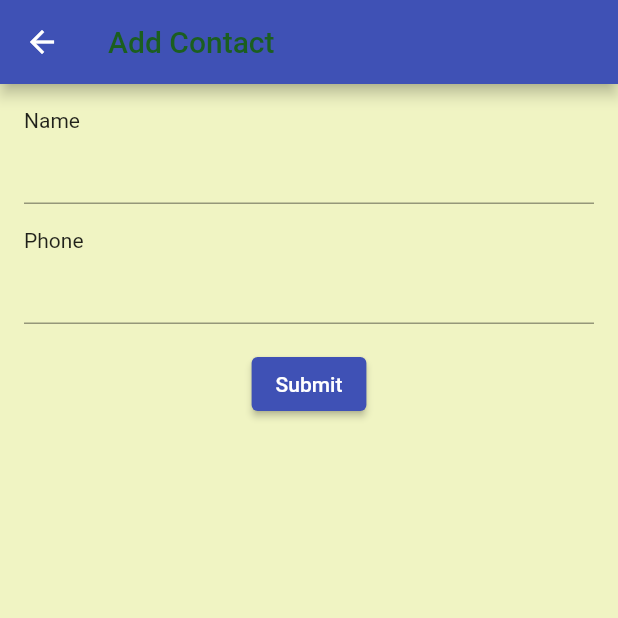
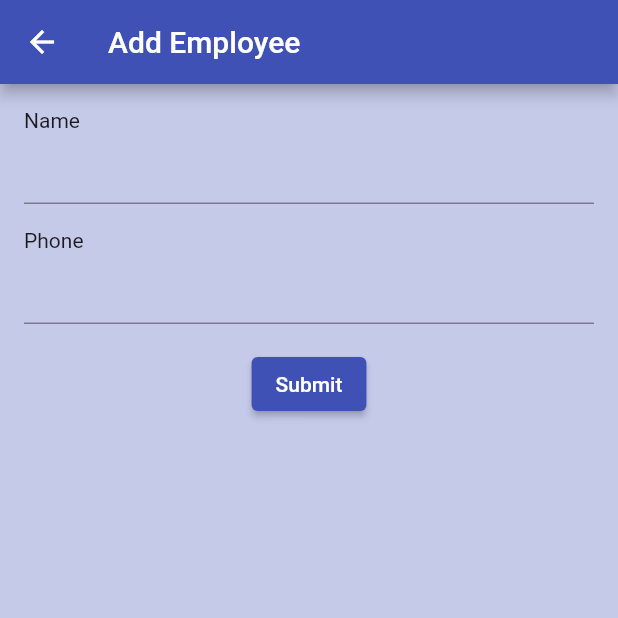
Before and after one commit to MSavioti/Estudo-SQLite, a Flutter app: the AddEmployeePage screen opened directly, on a phone screen of 412 x 824 dp, the top half of it. Run offline on Flutter 3.47's test engine with Material 2 defaults, Android fonts, the phone set to English and light mode, and no system bars; our stand-ins replace sqflite; accounts and stored records are empty.

Commit message:
adicionando pagina do form e setando rotas

```diff
--- a/lib/app/pages/addEmployee/add_employee_page.dart
+++ b/lib/app/pages/addEmployee/add_employee_page.dart
@@ -6,13 +6,9 @@ class AddEmployeePage extends StatelessWidget {
   Widget build(BuildContext context) {
     return Scaffold(
       resizeToAvoidBottomInset: false,
-      backgroundColor: Colors.lime[100],
       appBar: AppBar(
         title: Text(
-          'Add Contact',
-          style: TextStyle(
-            color: Colors.green[900],
-          ),
+          'Add Employee',
         ),
       ),
       body: Center(
--- a/lib/app/pages/home/home_page.dart
+++ b/lib/app/pages/home/home_page.dart
@@ -1,21 +1,18 @@
 import 'package:estudo_sqlite/app/pages/home/widgets/employee_list_view.dart';
-import 'package:estudo_sqlite/services/sqlite_service.dart';
 import 'package:flutter/material.dart';
 
 class HomePage extends StatelessWidget {
-  final SqliteService _sqliteService = SqliteService();
   @override
   Widget build(BuildContext context) {
     return Scaffold(
       appBar: AppBar(
         title: Text('SQLite DEMO'),
       ),
-      backgroundColor: Colors.indigo[100],
       body: EmployeeListView(),
       floatingActionButton: ElevatedButton(
         child: Icon(Icons.add),
         onPressed: () {
-          _sqliteService.teste();
+          Navigator.pushReplacementNamed(context, '/addEmployee');
         },
       ),
     );
```
Also changed, not shown: lib/app/app.dart (+8 -2 lines).
